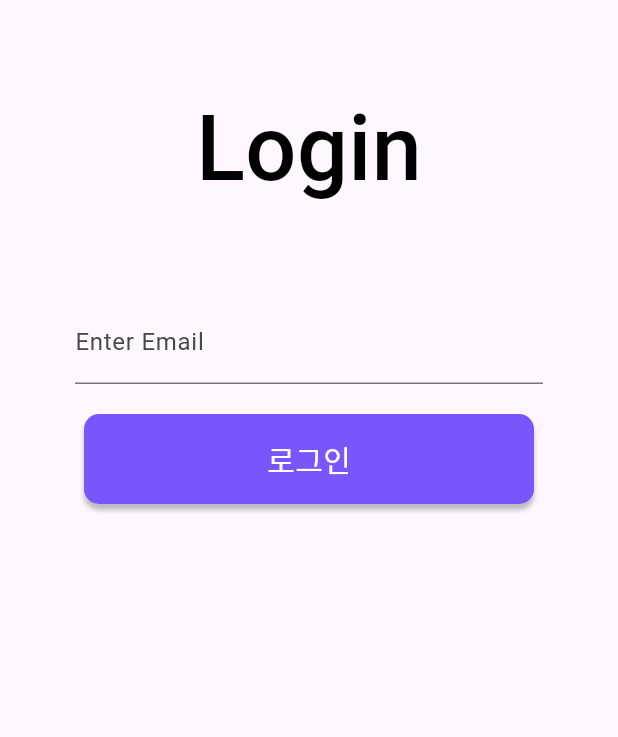
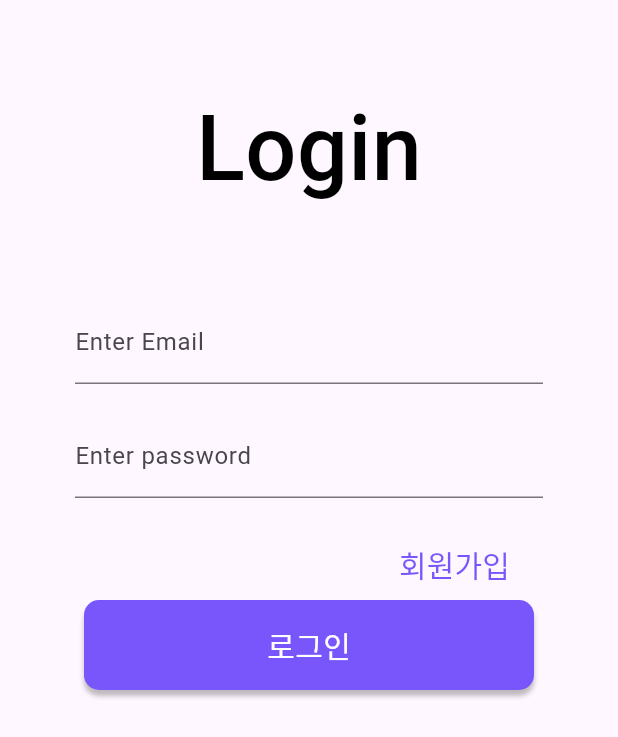
Before and after one commit to CSID-DGU/2024-01-CSC4004-03-TrueEducation, a Flutter app: the screen it shows after launch, on a phone screen of 412 x 824 dp. Shown: the top 737 px of the screen. Run offline on Flutter 3.47's test engine with Material 3 defaults, Android fonts, the phone set to English and light mode, and no system bars; our stand-ins replace flutter_svg, fluttertoast, google_fonts, image_picker; missing offline and left inert: dart:ffi; Roboto replaces fonts that are missing (Pretendard).

Commit message:
refactor: 머지 이후 발생한 문제 수정
//////////Try catch문제 잔재//////////

```diff
--- a/project_Wouldyougonggang/lib/api/postapi.dart
+++ b/project_Wouldyougonggang/lib/api/postapi.dart
@@ -4,7 +4,7 @@ import 'package:flutter/cupertino.dart';
 import 'package:flutter_app/model/postmodel.dart';
 import 'package:http/http.dart' as http;
 
-const String url = 'https://b777-210-94-220-228.ngrok-free.app/';
+const String url = 'https://8a53-210-94-220-228.ngrok-free.app/';
 
 Future<PostList?> fetchPost(bool state, String token) async {
   try {
--- a/project_Wouldyougonggang/lib/api/service.dart
+++ b/project_Wouldyougonggang/lib/api/service.dart
@@ -6,7 +6,7 @@ import 'package:fluttertoast/fluttertoast.dart';
 import 'package:image_picker/image_picker.dart';
 
 class Services {
-  static const String url = 'https://b777-210-94-220-228.ngrok-free.app/';
+  static const String url = 'https://8a53-210-94-220-228.ngrok-free.app/';
 
   static Future<User?> attemptLogin(String email, String password) async {
     try {
--- a/project_Wouldyougonggang/lib/pages/login.dart
+++ b/project_Wouldyougonggang/lib/pages/login.dart
@@ -78,6 +78,36 @@ class _LoginState extends State<Login> {
                                   labelText: 'Enter Email'),
                               keyboardType: TextInputType.emailAddress,
                               controller: _emailController,
+                            ),
+                          ),
+                          Container(
+                            margin: const EdgeInsets.fromLTRB(50, 0, 50, 20),
+                            child: TextField(
+                              decoration: const InputDecoration(
+                                  labelText: 'Enter password'),
+                              keyboardType: TextInputType.text,
+                              obscureText: true,
+                              controller: _passwordController,
+                            ),
+                          ),
+                          Container(
+                            margin: const EdgeInsets.fromLTRB(0, 0, 60, 0),
+                            alignment: Alignment.bottomRight,
+                            child: TextButton(
+                              onPressed: () {
+                                Navigator.push(
+                                    context,
+                                    MaterialPageRoute(
+                                        builder: (context) => const Signup()));
+                              },
+                              child: const Text(
+                                '회원가입',
+                                style: TextStyle(
+                                    fontFamily: 'Pretendard',
+                                    fontSize: 20,
+                                    fontWeight: FontWeight.w500,
+                                    color: PRIMARY_COLOR),
+                              ),
                             ),
                           ),
                           GestureDetector(
--- a/project_Wouldyougonggang/lib/widgets/variwidget.dart
+++ b/project_Wouldyougonggang/lib/widgets/variwidget.dart
@@ -3,9 +3,9 @@ import 'dart:math';
 import 'package:flutter/material.dart';
 import 'package:flutter_app/pages/timeschedule.dart';
 import 'package:flutter_app/providers/bitmaskings.dart';
-import 'package:flutter_app/service.dart';
+import 'package:flutter_app/api/service.dart';
 import 'package:provider/provider.dart';
-import 'package:flutter_app/user.dart';
+import 'package:flutter_app/model/user.dart';
 
 class VariWidget extends StatefulWidget {
   final Color bgColor;
```
Also changed, not shown: project_Wouldyougonggang/lib/widgets/daychart.dart (+8 -5 lines), project_Wouldyougonggang/lib/widgets/timetable.dart (+53 -29 lines), project_Wouldyougonggang/pubspec.lock.
